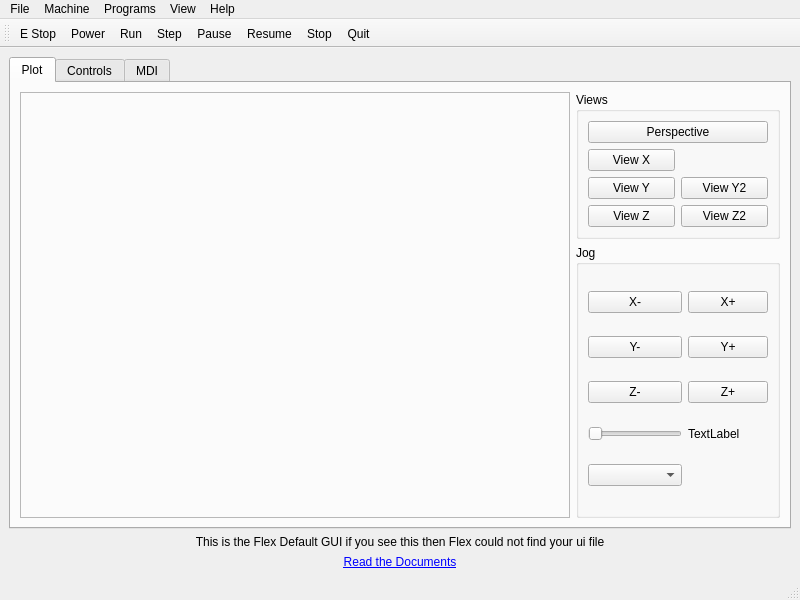
First picture: the form in flexgui/src/flex_default.ui, repository jethornton/flexgui, before the edit.
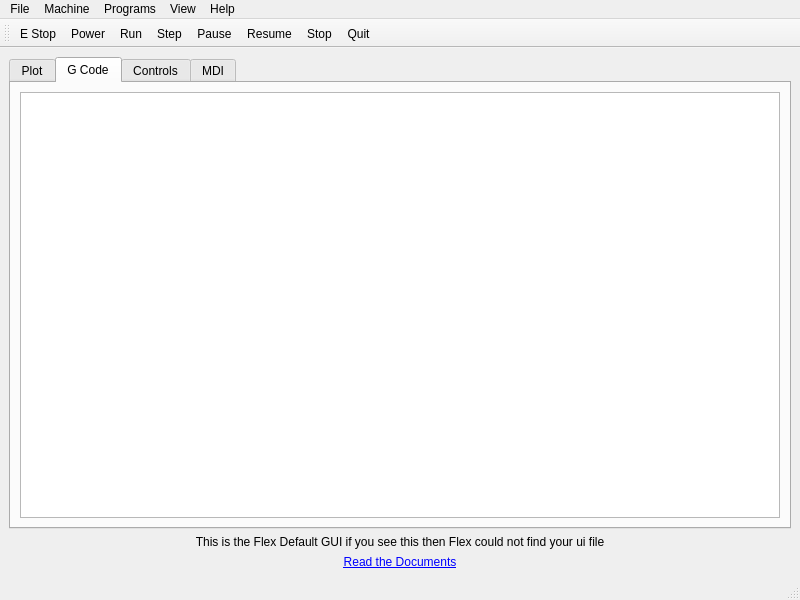
Second picture: the form after the edit. The open tabs and pages were chosen to show the change.

Commit message: fix loading default gui

```diff
--- a/flexgui/src/flex_default.ui
+++ b/flexgui/src/flex_default.ui
@@ -184,6 +184,16 @@
         </item>
        </layout>
       </widget>
+      <widget class="QWidget" name="tab_4">
+       <attribute name="title">
+        <string>G Code</string>
+       </attribute>
+       <layout class="QGridLayout" name="gridLayout_10">
+        <item row="0" column="0">
+         <widget class="QPlainTextEdit" name="gcode_pte"/>
+        </item>
+       </layout>
+      </widget>
       <widget class="QWidget" name="tab_2">
        <attribute name="title">
         <string>Controls</string>
```
Left out of the diff: 6 changed lines with no effect on the pictures. The commit also changes 1 other file.
